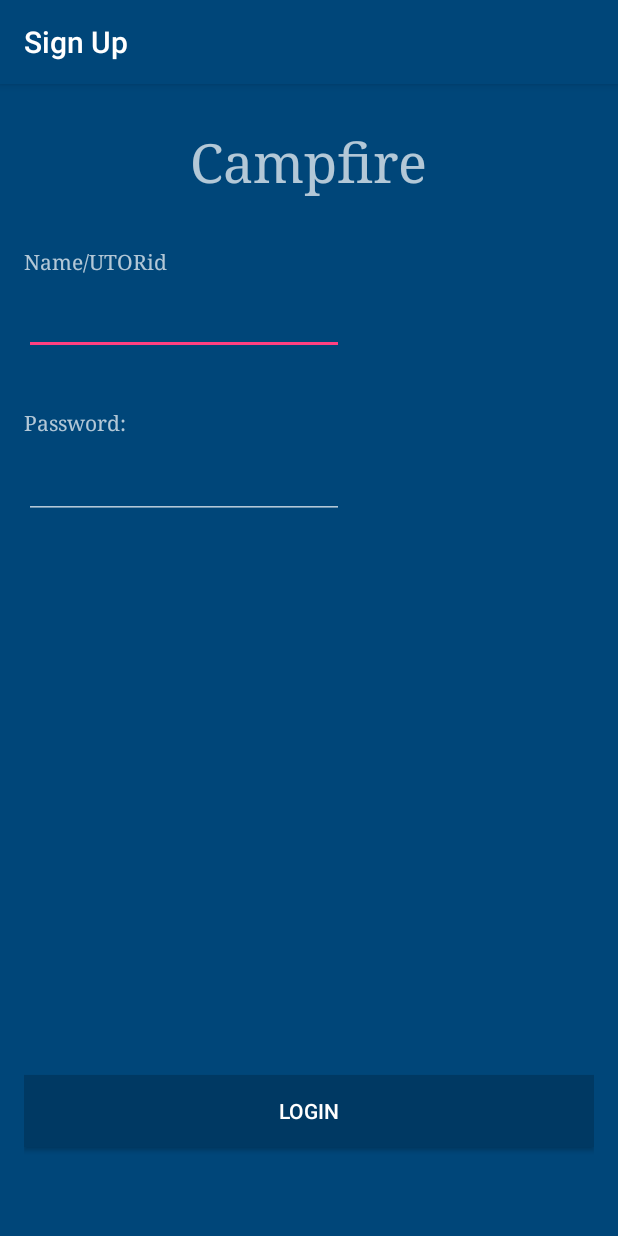
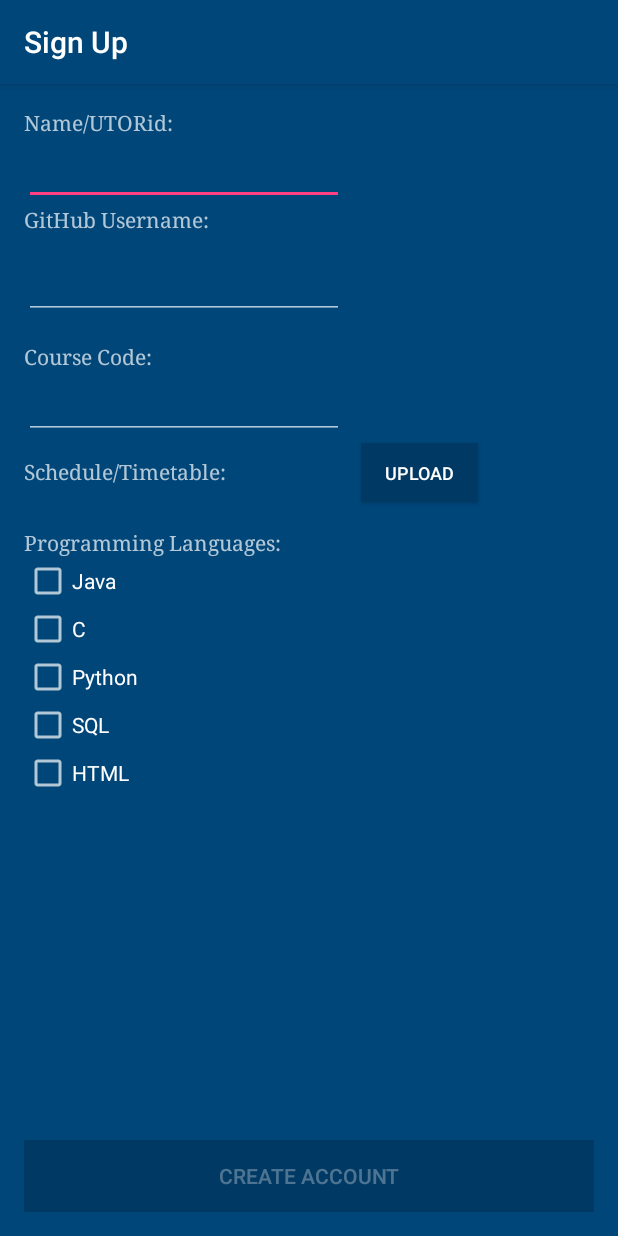
Before and after one commit to jonypx09/CampfireProject, an Android app: the SignUpActivity screen opened directly, with no data from a screen before it, on a phone screen of 412 x 824 dp. Run offline under Robolectric (Android 15) with nearby library versions, the phone set to English and light mode, and no system bars.

Commit message:
Refined Elements in Sign Up Activity

```diff
--- a/Campfire/app/src/main/java/com/a02/team/project/csc301/campfire/SignUpActivity.java
+++ b/Campfire/app/src/main/java/com/a02/team/project/csc301/campfire/SignUpActivity.java
@@ -13,7 +13,7 @@ public class SignUpActivity extends AppCompatActivity {
 
         //Change transition effect
         overridePendingTransition(R.anim.fadein, R.anim.fadeout);
-        setContentView(R.layout.activity_sign_in);
+        setContentView(R.layout.activity_sign_up);
 
         Intent intent = getIntent();
         this.setTitle("Sign Up");
--- a/Campfire/app/src/main/res/layout/activity_promo.xml
+++ b/Campfire/app/src/main/res/layout/activity_promo.xml
@@ -47,19 +47,6 @@
         android:text="A new and easy way to form groups" />
 
     <Button
-        android:text="Log In"
-        android:layout_width="wrap_content"
-        android:layout_height="wrap_content"
-        android:id="@+id/loginButton"
-        android:minWidth="198dp"
-        android:background="@color/colorPrimaryDark"
-        android:textSize="18sp"
-        android:layout_above="@+id/signupButton"
-        android:layout_centerHorizontal="true"
-        android:layout_marginBottom="16dp"
-        android:onClick="toLoginScreen" />
-
-    <Button
         android:text="Sign Up"
         android:layout_width="wrap_content"
         android:layout_height="wrap_content"
@@ -72,4 +59,17 @@
         android:layout_alignLeft="@+id/loginButton"
         android:layout_alignStart="@+id/loginButton"
         android:onClick="toSignUpScreen" />
+
+    <Button
+        android:text="Log In"
+        android:layout_width="wrap_content"
+        android:layout_height="wrap_content"
+        android:id="@+id/loginButton"
+        android:minWidth="198dp"
+        android:background="@color/colorPrimaryDark"
+        android:textSize="18sp"
+        android:layout_marginBottom="17dp"
+        android:onClick="toLoginScreen"
+        android:layout_above="@+id/signupButton"
+        android:layout_centerHorizontal="true" />
 </RelativeLayout>
--- a/Campfire/app/src/main/res/layout/activity_sign_in.xml
+++ b/Campfire/app/src/main/res/layout/activity_sign_in.xml
@@ -10,17 +10,6 @@
     android:paddingTop="@dimen/activity_vertical_margin"
     tools:context="com.a02.team.project.csc301.campfire.SignInActivity"
     android:background="@color/colorPrimary">
-
-    <TextView
-        android:text="Campfire"
-        android:layout_width="wrap_content"
-        android:layout_height="wrap_content"
-        android:layout_marginTop="12dp"
-        android:id="@+id/appTitle"
-        android:fontFamily="serif"
-        android:textSize="36sp"
-        android:layout_alignParentTop="true"
-        android:layout_centerHorizontal="true" />
 
 
     <android.support.v7.widget.AppCompatButton
@@ -35,27 +24,37 @@
         android:layout_alignParentStart="true"
         android:background="@color/colorPrimaryDark" />
 
-    <EditText
+    <TextView
+        android:text="Campfire"
         android:layout_width="wrap_content"
         android:layout_height="wrap_content"
-        android:inputType="textPersonName"
-        android:ems="10"
-        android:layout_below="@+id/appTitle"
+        android:id="@+id/appTitle"
+        android:fontFamily="serif"
+        android:textSize="36sp"
+        android:layout_alignParentTop="true"
+        android:layout_centerHorizontal="true" />
+
+    <TextView
+        android:text="Password:"
+        android:layout_width="wrap_content"
+        android:layout_height="wrap_content"
+        android:id="@+id/PasswordLabel"
+        android:fontFamily="serif"
+        android:layout_marginTop="46dp"
+        android:layout_below="@+id/namEditText"
         android:layout_alignParentLeft="true"
-        android:layout_alignParentStart="true"
-        android:layout_marginTop="60dp"
-        android:id="@+id/namEditText" />
+        android:layout_alignParentStart="true" />
 
     <EditText
         android:layout_width="wrap_content"
         android:layout_height="wrap_content"
         android:inputType="textPassword"
         android:ems="10"
-        android:layout_below="@+id/namEditText"
-        android:layout_alignRight="@+id/namEditText"
-        android:layout_alignEnd="@+id/namEditText"
-        android:layout_marginTop="64dp"
-        android:id="@+id/passwordEditText" />
+        android:layout_marginTop="11dp"
+        android:id="@+id/passwordEditText"
+        android:layout_below="@+id/PasswordLabel"
+        android:layout_alignParentLeft="true"
+        android:layout_alignParentStart="true" />
 
     <TextView
         android:text="Name/UTORid"
@@ -63,19 +62,19 @@
         android:layout_height="wrap_content"
         android:id="@+id/NameLabel"
         android:fontFamily="serif"
+        android:layout_marginTop="40dp"
         android:layout_below="@+id/appTitle"
         android:layout_alignParentLeft="true"
-        android:layout_alignParentStart="true"
-        android:layout_marginTop="33dp" />
+        android:layout_alignParentStart="true" />
 
-    <TextView
-        android:text="Password:"
+    <EditText
         android:layout_width="wrap_content"
         android:layout_height="wrap_content"
-        android:id="@+id/PasswordLabel"
-        android:fontFamily="serif"
-        android:layout_marginTop="35dp"
-        android:layout_below="@+id/namEditText"
+        android:inputType="textPersonName"
+        android:ems="10"
+        android:layout_marginTop="11dp"
+        android:id="@+id/namEditText"
+        android:layout_below="@+id/NameLabel"
         android:layout_alignParentLeft="true"
         android:layout_alignParentStart="true" />
 
--- a/Campfire/app/src/main/res/layout/activity_sign_up.xml
+++ b/Campfire/app/src/main/res/layout/activity_sign_up.xml
@@ -11,4 +11,163 @@
     tools:context="com.a02.team.project.csc301.campfire.SignUpActivity"
     android:background="@color/colorPrimary">
 
+    <Button
+        android:text="Upload"
+        android:layout_width="wrap_content"
+        android:layout_height="wrap_content"
+        android:layout_marginLeft="11dp"
+        android:layout_marginStart="11dp"
+        android:id="@+id/UploadButton"
+        android:layout_alignBaseline="@+id/ScheduleTextview"
+        android:layout_alignBottom="@+id/ScheduleTextview"
+        android:layout_toRightOf="@+id/courseCodeEditText"
+        android:layout_toEndOf="@+id/courseCodeEditText"
+        android:textSize="12sp"
+        android:minWidth="78dip"
+        android:minHeight="39dp"
+        android:background="@color/colorPrimaryDark" />
+
+    <TextView
+        android:text="Name/UTORid:"
+        android:layout_width="wrap_content"
+        android:layout_height="wrap_content"
+        android:id="@+id/NameTextview"
+        android:fontFamily="serif"
+        android:layout_alignParentTop="true"
+        android:layout_alignParentLeft="true"
+        android:layout_alignParentStart="true" />
+
+    <EditText
+        android:layout_width="wrap_content"
+        android:layout_height="wrap_content"
+        android:inputType="textPersonName"
+        android:ems="10"
+        android:id="@+id/nameEditText"
+        android:layout_below="@+id/NameTextview"
+        android:layout_alignParentLeft="true"
+        android:layout_alignParentStart="true" />
+
+    <EditText
+        android:layout_width="wrap_content"
+        android:layout_height="wrap_content"
+        android:inputType="textPersonName"
+        android:ems="10"
+        android:id="@+id/courseCodeEditText"
+        android:layout_below="@+id/CourseCodeTextview"
+        android:layout_alignParentLeft="true"
+        android:layout_alignParentStart="true" />
+
+    <TextView
+        android:text="Course Code:"
+        android:layout_width="wrap_content"
+        android:layout_height="wrap_content"
+        android:id="@+id/CourseCodeTextview"
+        android:fontFamily="serif"
+        android:layout_marginTop="15dp"
+        android:layout_below="@+id/GitHubEditText"
+        android:layout_alignParentLeft="true"
+        android:layout_alignParentStart="true" />
+
+    <TextView
+        android:text="Programming Languages:"
+        android:layout_width="wrap_content"
+        android:layout_height="wrap_content"
+        android:layout_below="@+id/UploadButton"
+        android:layout_alignParentLeft="true"
+        android:layout_alignParentStart="true"
+        android:layout_marginTop="17dp"
+        android:id="@+id/ProgrammingLanguages"
+        android:fontFamily="serif" />
+
+    <TextView
+        android:text="Schedule/Timetable:"
+        android:layout_width="wrap_content"
+        android:layout_height="wrap_content"
+        android:id="@+id/ScheduleTextview"
+        android:fontFamily="serif"
+        android:layout_marginTop="12dp"
+        android:layout_below="@+id/courseCodeEditText"
+        android:layout_alignParentLeft="true"
+        android:layout_alignParentStart="true" />
+
+    <TextView
+        android:text="GitHub Username:"
+        android:layout_width="wrap_content"
+        android:layout_height="wrap_content"
+        android:id="@+id/GithubTextview"
+        android:fontFamily="serif"
+        android:layout_below="@+id/nameEditText"
+        android:layout_alignParentLeft="true"
+        android:layout_alignParentStart="true" />
+
+    <EditText
+        android:layout_width="wrap_content"
+        android:layout_height="wrap_content"
+        android:inputType="textPersonName"
+        android:ems="10"
+        android:id="@+id/GitHubEditText"
+        android:layout_marginTop="11dp"
+        android:layout_below="@+id/GithubTextview"
+        android:layout_alignParentLeft="true"
+        android:layout_alignParentStart="true" />
+
+    <Button
+        android:text="Create Account"
+        android:layout_width="wrap_content"
+        android:layout_height="wrap_content"
+        android:layout_alignParentBottom="true"
+        android:layout_alignParentLeft="true"
+        android:layout_alignParentStart="true"
+        android:id="@+id/CreateAccountButton"
+        android:layout_alignParentRight="true"
+        android:layout_alignParentEnd="true"
+        android:background="@color/colorPrimaryDark"
+        android:enabled="false" />
+
+    <ScrollView
+        android:layout_width="match_parent"
+        android:layout_height="match_parent"
+        android:minHeight="26dp"
+        android:layout_below="@+id/ProgrammingLanguages"
+        android:layout_alignParentLeft="true"
+        android:layout_alignParentStart="true"
+        android:layout_above="@+id/CreateAccountButton">
+
+        <LinearLayout
+            android:layout_width="match_parent"
+            android:layout_height="wrap_content"
+            android:orientation="vertical" >
+
+            <CheckBox
+                android:text="Java"
+                android:layout_width="match_parent"
+                android:layout_height="wrap_content"
+                android:id="@+id/javaCheckbox" />
+
+            <CheckBox
+                android:text="C"
+                android:layout_width="match_parent"
+                android:layout_height="wrap_content"
+                android:id="@+id/cCheckbox" />
+
+            <CheckBox
+                android:text="Python"
+                android:layout_width="match_parent"
+                android:layout_height="wrap_content"
+                android:id="@+id/pythonCheckbox" />
+
+            <CheckBox
+                android:text="SQL"
+                android:layout_width="match_parent"
+                android:layout_height="wrap_content"
+                android:id="@+id/SQLCheckbox" />
+
+            <CheckBox
+                android:text="HTML"
+                android:layout_width="match_parent"
+                android:layout_height="wrap_content"
+                android:id="@+id/htmlCheckbox" />
+        </LinearLayout>
+    </ScrollView>
+
 </RelativeLayout>
```
